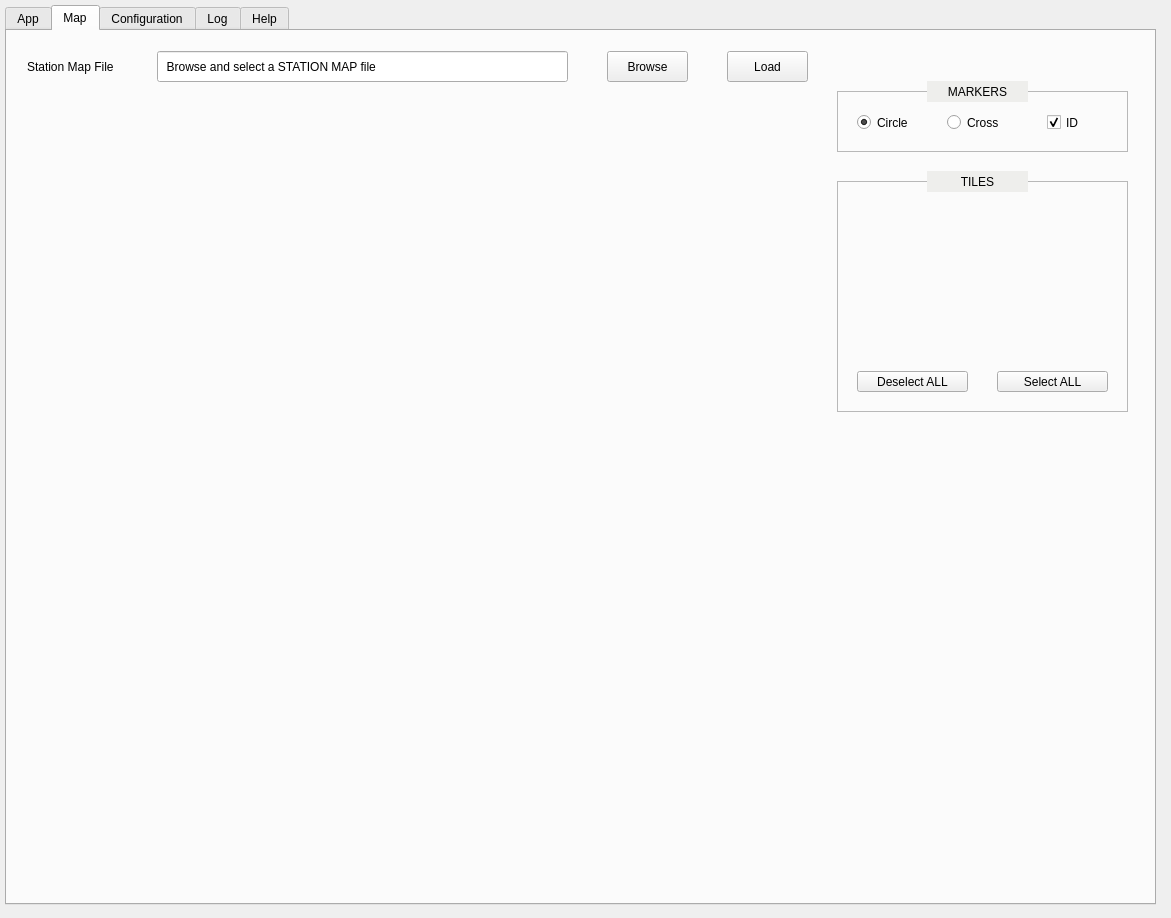
The window that Gui/skalab_station.ui (amattana/skalab) describes before a commit, drawn with Qt 5.
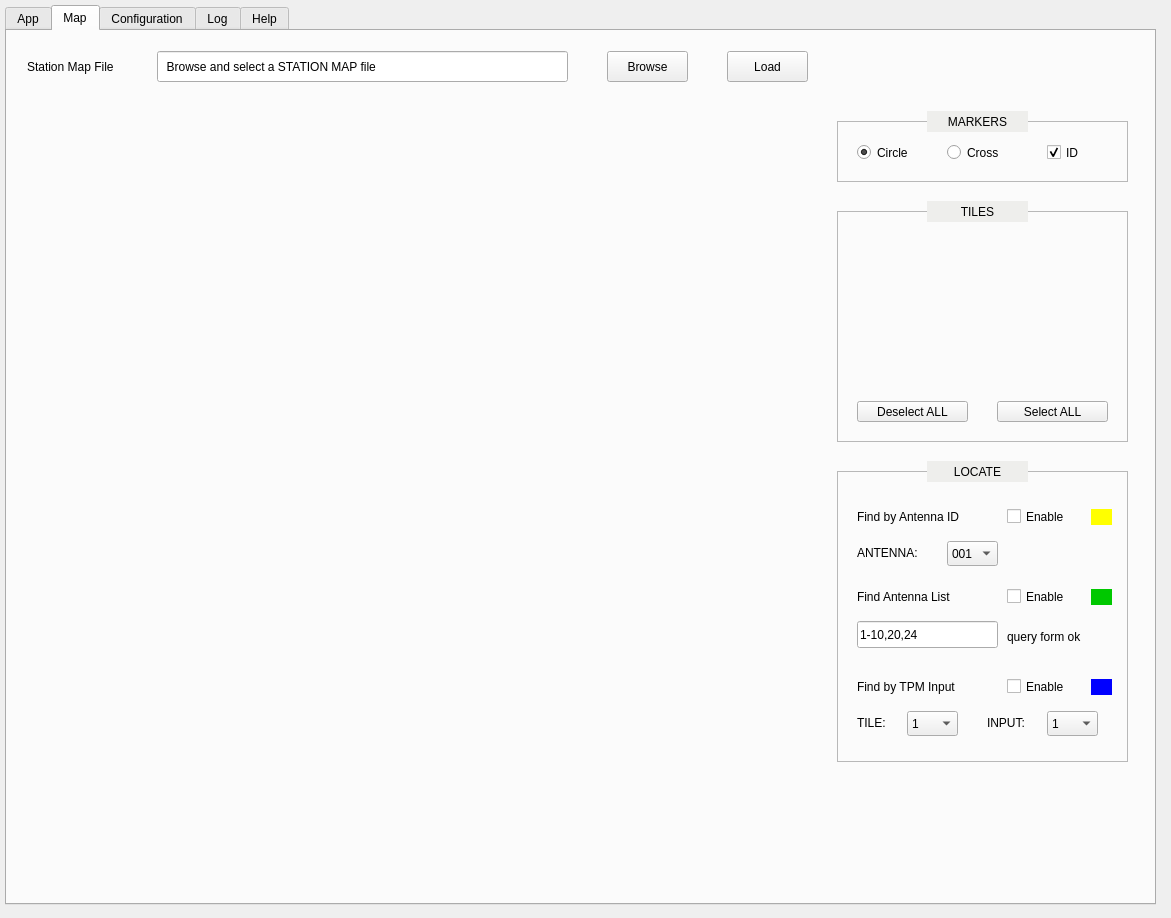
The same window after the commit. The open tabs and pages were chosen to show the change.

Commit message: Completed Map

The edit to the form file:
```diff
--- a/Gui/skalab_station.ui
+++ b/Gui/skalab_station.ui
@@ -442,7 +442,7 @@
      <property name="geometry">
       <rect>
        <x>830</x>
-       <y>60</y>
+       <y>90</y>
        <width>291</width>
        <height>61</height>
       </rect>
@@ -503,7 +503,7 @@
      <property name="geometry">
       <rect>
        <x>920</x>
-       <y>50</y>
+       <y>80</y>
        <width>101</width>
        <height>21</height>
       </rect>
@@ -525,7 +525,7 @@
      <property name="geometry">
       <rect>
        <x>920</x>
-       <y>140</y>
+       <y>170</y>
        <width>101</width>
        <height>21</height>
       </rect>
@@ -547,7 +547,7 @@
      <property name="geometry">
       <rect>
        <x>830</x>
-       <y>150</y>
+       <y>180</y>
        <width>291</width>
        <height>231</height>
       </rect>
@@ -585,6 +585,357 @@
       </property>
      </widget>
     </widget>
+    <widget class="QFrame" name="qframe_locate">
+     <property name="geometry">
+      <rect>
+       <x>830</x>
+       <y>440</y>
+       <width>291</width>
+       <height>291</height>
+      </rect>
+     </property>
+     <property name="frameShape">
+      <enum>QFrame::StyledPanel</enum>
+     </property>
+     <property name="frameShadow">
+      <enum>QFrame::Raised</enum>
+     </property>
+     <widget class="QCheckBox" name="cb_locate_enable_antenna">
+      <property name="geometry">
+       <rect>
+        <x>170</x>
+        <y>30</y>
+        <width>71</width>
+        <height>31</height>
+       </rect>
+      </property>
+      <property name="text">
+       <string>Enable</string>
+      </property>
+      <property name="checked">
+       <bool>false</bool>
+      </property>
+     </widget>
+     <widget class="QComboBox" name="combo_tpm">
+      <property name="geometry">
+       <rect>
+        <x>70</x>
+        <y>240</y>
+        <width>51</width>
+        <height>25</height>
+       </rect>
+      </property>
+      <item>
+       <property name="text">
+        <string>1</string>
+       </property>
+      </item>
+      <item>
+       <property name="text">
+        <string>2</string>
+       </property>
+      </item>
+      <item>
+       <property name="text">
+        <string>3</string>
+       </property>
+      </item>
+     </widget>
+     <widget class="QLabel" name="qlabel_tpm_input">
+      <property name="geometry">
+       <rect>
+        <x>20</x>
+        <y>200</y>
+        <width>131</width>
+        <height>31</height>
+       </rect>
+      </property>
+      <property name="text">
+       <string>Find by TPM Input</string>
+      </property>
+      <property name="alignment">
+       <set>Qt::AlignLeading|Qt::AlignLeft|Qt::AlignVCenter</set>
+      </property>
+     </widget>
+     <widget class="QComboBox" name="combo_input">
+      <property name="geometry">
+       <rect>
+        <x>210</x>
+        <y>240</y>
+        <width>51</width>
+        <height>25</height>
+       </rect>
+      </property>
+      <item>
+       <property name="text">
+        <string>1</string>
+       </property>
+      </item>
+      <item>
+       <property name="text">
+        <string>2</string>
+       </property>
+      </item>
+      <item>
+       <property name="text">
+        <string>3</string>
+       </property>
+      </item>
+      <item>
+       <property name="text">
+        <string>4</string>
+       </property>
+      </item>
+     </widget>
+     <widget class="QComboBox" name="combo_antenna">
+      <property name="geometry">
+       <rect>
+        <x>110</x>
+        <y>70</y>
+        <width>51</width>
+        <height>25</height>
+       </rect>
+      </property>
+      <item>
+       <property name="text">
+        <string>001</string>
+       </property>
+      </item>
+      <item>
+       <property name="text">
+        <string>002</string>
+       </property>
+      </item>
+      <item>
+       <property name="text">
+        <string>003</string>
+       </property>
+      </item>
+     </widget>
+     <widget class="QLabel" name="qlabel_find_ant">
+      <property name="geometry">
+       <rect>
+        <x>20</x>
+        <y>30</y>
+        <width>151</width>
+        <height>31</height>
+       </rect>
+      </property>
+      <property name="text">
+       <string>Find by Antenna ID</string>
+      </property>
+      <property name="alignment">
+       <set>Qt::AlignLeading|Qt::AlignLeft|Qt::AlignVCenter</set>
+      </property>
+     </widget>
+     <widget class="QCheckBox" name="cb_locate_enable_tpm">
+      <property name="geometry">
+       <rect>
+        <x>170</x>
+        <y>200</y>
+        <width>71</width>
+        <height>31</height>
+       </rect>
+      </property>
+      <property name="text">
+       <string>Enable</string>
+      </property>
+      <property name="checked">
+       <bool>false</bool>
+      </property>
+     </widget>
+     <widget class="QLabel" name="qlabel_find_ant_2">
+      <property name="geometry">
+       <rect>
+        <x>254</x>
+        <y>38</y>
+        <width>21</width>
+        <height>16</height>
+       </rect>
+      </property>
+      <property name="styleSheet">
+       <string notr="true">background-color: rgb(255, 255, 0);</string>
+      </property>
+      <property name="text">
+       <string/>
+      </property>
+      <property name="alignment">
+       <set>Qt::AlignLeading|Qt::AlignLeft|Qt::AlignVCenter</set>
+      </property>
+     </widget>
+     <widget class="QLabel" name="qlabel_find_ant_3">
+      <property name="geometry">
+       <rect>
+        <x>254</x>
+        <y>208</y>
+        <width>21</width>
+        <height>16</height>
+       </rect>
+      </property>
+      <property name="styleSheet">
+       <string notr="true">background-color: rgb(0, 0, 255);</string>
+      </property>
+      <property name="text">
+       <string/>
+      </property>
+      <property name="alignment">
+       <set>Qt::AlignLeading|Qt::AlignLeft|Qt::AlignVCenter</set>
+      </property>
+     </widget>
+     <widget class="QLabel" name="qlabel_tpm_input_2">
+      <property name="geometry">
+       <rect>
+        <x>150</x>
+        <y>240</y>
+        <width>61</width>
+        <height>23</height>
+       </rect>
+      </property>
+      <property name="text">
+       <string>INPUT:</string>
+      </property>
+      <property name="alignment">
+       <set>Qt::AlignLeading|Qt::AlignLeft|Qt::AlignVCenter</set>
+      </property>
+     </widget>
+     <widget class="QLabel" name="qlabel_tpm_input_3">
+      <property name="geometry">
+       <rect>
+        <x>20</x>
+        <y>240</y>
+        <width>41</width>
+        <height>23</height>
+       </rect>
+      </property>
+      <property name="text">
+       <string>TILE:</string>
+      </property>
+      <property name="alignment">
+       <set>Qt::AlignLeading|Qt::AlignLeft|Qt::AlignVCenter</set>
+      </property>
+     </widget>
+     <widget class="QLabel" name="qlabel_tpm_input_4">
+      <property name="geometry">
+       <rect>
+        <x>20</x>
+        <y>70</y>
+        <width>81</width>
+        <height>23</height>
+       </rect>
+      </property>
+      <property name="text">
+       <string>ANTENNA: </string>
+      </property>
+      <property name="alignment">
+       <set>Qt::AlignLeading|Qt::AlignLeft|Qt::AlignVCenter</set>
+      </property>
+     </widget>
+     <widget class="QLabel" name="qlabel_tpm_input_5">
+      <property name="geometry">
+       <rect>
+        <x>20</x>
+        <y>110</y>
+        <width>131</width>
+        <height>31</height>
+       </rect>
+      </property>
+      <property name="text">
+       <string>Find Antenna List</string>
+      </property>
+      <property name="alignment">
+       <set>Qt::AlignLeading|Qt::AlignLeft|Qt::AlignVCenter</set>
+      </property>
+     </widget>
+     <widget class="QLineEdit" name="qline_find_antlist">
+      <property name="geometry">
+       <rect>
+        <x>20</x>
+        <y>150</y>
+        <width>141</width>
+        <height>27</height>
+       </rect>
+      </property>
+      <property name="text">
+       <string>1-10,20,24</string>
+      </property>
+      <property name="readOnly">
+       <bool>false</bool>
+      </property>
+     </widget>
+     <widget class="QLabel" name="qlabel_find_ant_4">
+      <property name="geometry">
+       <rect>
+        <x>254</x>
+        <y>118</y>
+        <width>21</width>
+        <height>16</height>
+       </rect>
+      </property>
+      <property name="styleSheet">
+       <string notr="true">background-color: rgb(0, 200, 0);</string>
+      </property>
+      <property name="text">
+       <string/>
+      </property>
+      <property name="alignment">
+       <set>Qt::AlignLeading|Qt::AlignLeft|Qt::AlignVCenter</set>
+      </property>
+     </widget>
+     <widget class="QCheckBox" name="cb_locate_enable_antenna_list">
+      <property name="geometry">
+       <rect>
+        <x>170</x>
+        <y>110</y>
+        <width>71</width>
+        <height>31</height>
+       </rect>
+      </property>
+      <property name="text">
+       <string>Enable</string>
+      </property>
+      <property name="checked">
+       <bool>false</bool>
+      </property>
+     </widget>
+     <widget class="QLabel" name="qlabel_malformed_list">
+      <property name="geometry">
+       <rect>
+        <x>170</x>
+        <y>150</y>
+        <width>101</width>
+        <height>31</height>
+       </rect>
+      </property>
+      <property name="text">
+       <string>query form ok</string>
+      </property>
+      <property name="alignment">
+       <set>Qt::AlignLeading|Qt::AlignLeft|Qt::AlignVCenter</set>
+      </property>
+     </widget>
+    </widget>
+    <widget class="QLabel" name="qlabel_locate">
+     <property name="geometry">
+      <rect>
+       <x>920</x>
+       <y>430</y>
+       <width>101</width>
+       <height>21</height>
+      </rect>
+     </property>
+     <property name="layoutDirection">
+      <enum>Qt::LeftToRight</enum>
+     </property>
+     <property name="styleSheet">
+      <string notr="true">background-color: rgb(238, 238, 236);</string>
+     </property>
+     <property name="text">
+      <string>LOCATE</string>
+     </property>
+     <property name="alignment">
+      <set>Qt::AlignCenter</set>
+     </property>
+    </widget>
     <zorder>plotWidgetMap</zorder>
     <zorder>qlabel_config_2</zorder>
     <zorder>qline_map_file</zorder>
```
Left out of the diff: 2 changed lines with no effect on the pictures. The commit also changes 2 other files.
